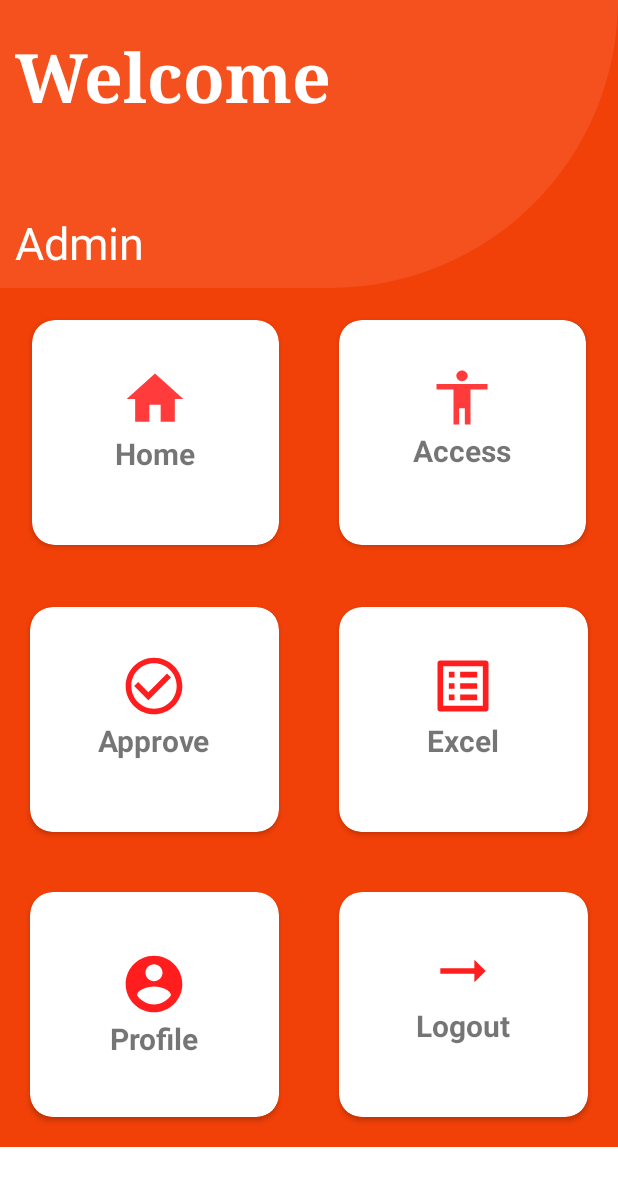
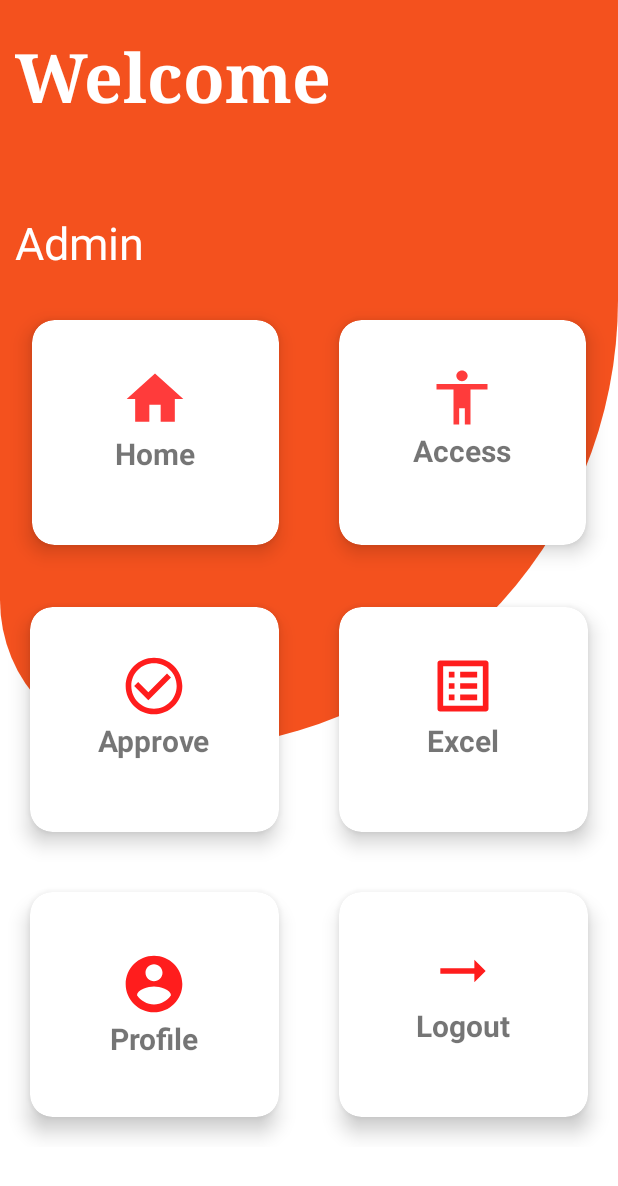
Before and after one commit to Bhargavijavidi/SandSyndicate, an Android app: the AdminHome screen opened directly, with no data from a screen before it, on a phone screen of 412 x 824 dp. Shown: the top 1186 px of the screen. Run offline under Robolectric (Android 15) with nearby library versions, the phone set to English and light mode, and no system bars.

Commit message:
new commit

```diff
--- a/app/src/main/java/com/example/sandsyndicate/Approver/Approve.kt
+++ b/app/src/main/java/com/example/sandsyndicate/Approver/Approve.kt
@@ -2,6 +2,7 @@ package com.example.sandsyndicate.Approver
 
 import androidx.appcompat.app.AppCompatActivity
 import android.os.Bundle
+import com.example.sandsyndicate.R
 
 class Approve : AppCompatActivity() {
     override fun onCreate(savedInstanceState: Bundle?) {
--- a/app/src/main/res/drawable/cutbackground.xml
+++ b/app/src/main/res/drawable/cutbackground.xml
@@ -5,8 +5,8 @@
         <shape>
             <solid android:color="@color/ash"/>
             <corners
-                android:bottomRightRadius="4599dp"
-                android:bottomLeftRadius="10dp"/>
+                android:bottomRightRadius="300dp"
+                android:bottomLeftRadius="100dp"/>
         </shape>
     </item>
 
--- a/app/src/main/res/drawable/ic_baseline_view_list_24.xml
+++ b/app/src/main/res/drawable/ic_baseline_view_list_24.xml
@@ -1,5 +1,5 @@
 <vector android:alpha="0.87" android:height="54dp"
-    android:tint="@color/white"android:viewportHeight="24"
+    android:tint="@color/white" android:viewportHeight="24"
     android:viewportWidth="24" android:width="54dp" xmlns:android="http://schemas.android.com/apk/res/android">
     <path android:fillColor="@android:color/white" android:pathData="M4,14h4v-4L4,10v4zM4,19h4v-4L4,15v4zM4,9h4L8,5L4,5v4zM9,14h12v-4L9,10v4zM9,19h12v-4L9,15v4zM9,5v4h12L21,5L9,5z"/>
 </vector>
--- a/app/src/main/res/layout/activity_admin_home.xml
+++ b/app/src/main/res/layout/activity_admin_home.xml
@@ -1,17 +1,24 @@
 <?xml version="1.0" encoding="utf-8"?>
-<LinearLayout xmlns:android="http://schemas.android.com/apk/res/android"
+<androidx.coordinatorlayout.widget.CoordinatorLayout xmlns:android="http://schemas.android.com/apk/res/android"
     xmlns:app="http://schemas.android.com/apk/res-auto"
     xmlns:tools="http://schemas.android.com/tools"
     android:layout_width="match_parent"
     android:layout_height="wrap_content"
     tools:context=".Admin.AdminHome"
     android:orientation="vertical"
-    android:background="@color/purple_700"
    >
+    <View
+        android:layout_width="match_parent"
+        android:layout_height="500dp"
+        android:background="@drawable/cutbackground"/>
+    <LinearLayout
+        android:layout_width="match_parent"
+        android:layout_height="match_parent"
+        android:orientation="vertical">
         <LinearLayout
             android:layout_width="match_parent"
             android:layout_height="wrap_content"
-        android:background="@drawable/curve"
+
             android:orientation="vertical">
             <TextView
                 android:layout_width="match_parent"
@@ -49,7 +56,7 @@
                 android:layout_margin="20dp"
                 android:background="@color/voilet"
                 android:layout_weight="1"
-
+                app:cardElevation="8dp"
                 >
 
                 <LinearLayout
@@ -86,6 +93,7 @@
                 android:layout_margin="20dp"
                 android:background="@color/voilet"
                 android:layout_weight="1"
+                app:cardElevation="8dp"
                 >
 
                 <LinearLayout
@@ -126,6 +134,7 @@
                 android:layout_weight="1"
                 android:background="@color/voilet"
                 android:layout_margin="20dp"
+                app:cardElevation="8dp"
                 >
 
                 <LinearLayout
@@ -157,6 +166,7 @@
                 android:layout_weight="1"
                 android:background="@color/voilet"
                 android:layout_margin="20dp"
+                app:cardElevation="8dp"
                 >
 
                 <LinearLayout
@@ -193,6 +203,7 @@
                 android:layout_weight="1"
                 android:background="@color/voilet"
                 android:layout_margin="20dp"
+                app:cardElevation="8dp"
                 >
 
                 <LinearLayout
@@ -223,6 +234,7 @@
                 android:layout_weight="1"
                 android:background="@color/voilet"
                 android:layout_margin="20dp"
+                app:cardElevation="8dp"
                 >
 
                 <LinearLayout
@@ -249,6 +261,8 @@
             </androidx.cardview.widget.CardView>
 
         </LinearLayout>
+    </LinearLayout>
 
 
-    </LinearLayout>
+
+    </androidx.coordinatorlayout.widget.CoordinatorLayout>
```
Lines whose indentation alone changed are shown as unchanged.
